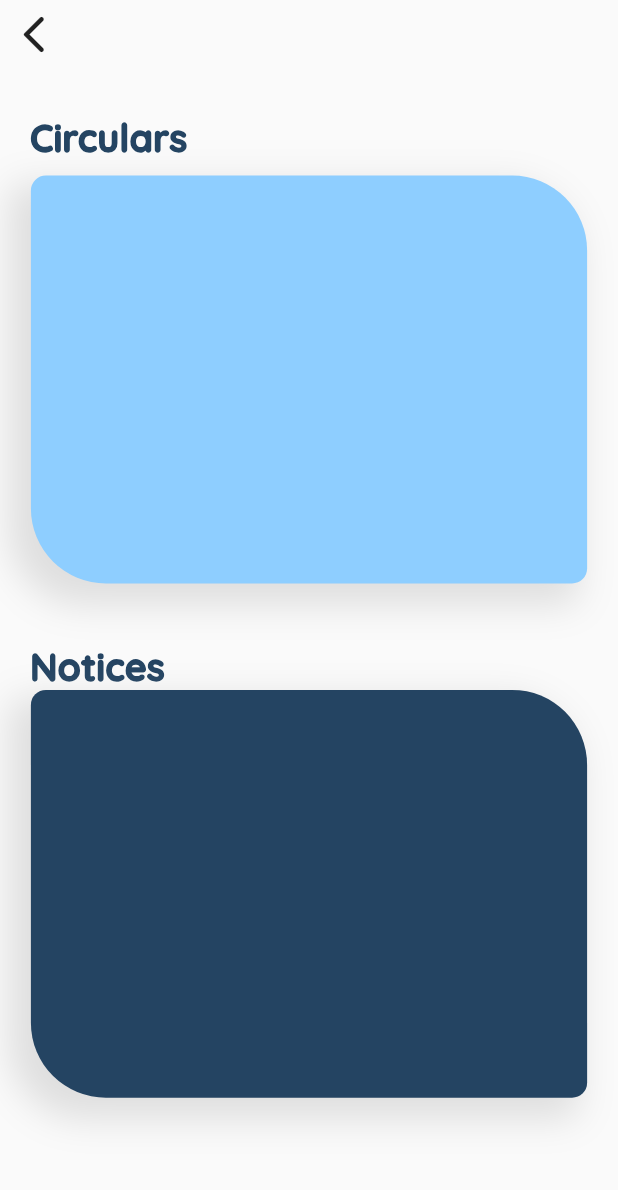
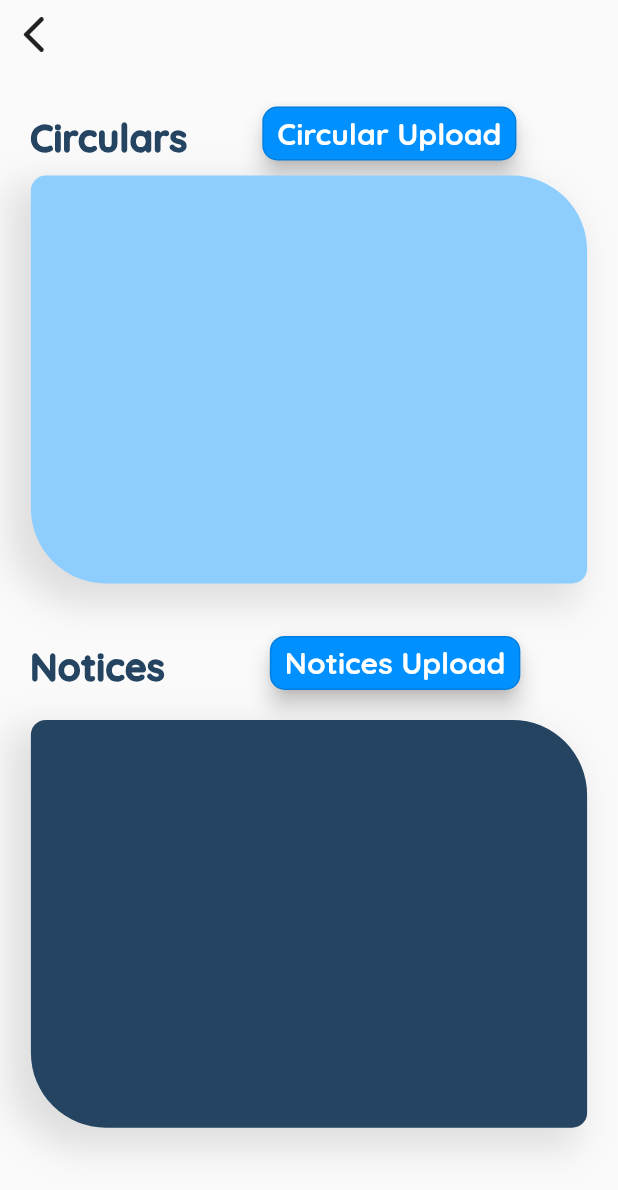
Before and after one commit to Yash2129/hybrid_learning, a Flutter app: the TeacherNoticesSection screen opened directly, on a phone screen of 412 x 824 dp. Shown: the top 1190 px of the screen. Run offline on Flutter 3.47's test engine with Material 2 defaults, Android fonts, the phone set to English and light mode, and no system bars; our stand-ins replace cloud_firestore, firebase_auth, firebase_core, firebase_database; accounts and stored records are empty; network calls fail.

Commit message:
First commit

```diff
--- a/lib/faculty/TeacherNoticesSection.dart
+++ b/lib/faculty/TeacherNoticesSection.dart
@@ -25,6 +25,8 @@ class _TeacherNoticesSectionState extends State<TeacherNoticesSection> {
 
 
           //Circular Section
+          Row(
+            children: [
               Container(
                 padding: EdgeInsets.only(left:20,bottom: 10,top: 30),
                 alignment: Alignment.topLeft,
@@ -36,6 +38,30 @@ class _TeacherNoticesSectionState extends State<TeacherNoticesSection> {
                 ),),
 
               ),
+
+              Container(
+
+                padding: EdgeInsets.only(left: 50, right: 20,top: 15),
+                child: OutlinedButton(
+                  style: OutlinedButton.styleFrom(
+                      elevation: 6,
+                      padding: EdgeInsets.only(left: 10,right: 10),
+                      backgroundColor: const Color(0xFF0090FF),
+                      shape: RoundedRectangleBorder(
+                          borderRadius: BorderRadius.circular(10))),
+                  child: const Text(
+
+                      'Circular Upload',textAlign: TextAlign.center,
+                      style: TextStyle(fontSize: 20, color: Colors.white,fontFamily: 'Quicksand_Bold',)
+                  ),
+                  onPressed: () {
+
+                  },
+                ),
+              ),
+            ],
+          ),
+
 
           Container(
             height: height*0.33,
@@ -54,9 +80,11 @@ class _TeacherNoticesSectionState extends State<TeacherNoticesSection> {
           ),
 
 
-          // Notices
+          Row(
+            children: [
+
               Container(
-            padding: const EdgeInsets.only(left:20,top: 40),
+                padding: const EdgeInsets.only(left:20,top: 40, bottom: 20),
                 alignment: Alignment.topLeft,
                 child: const Text('Notices',style: TextStyle(
                   fontSize: 25,
@@ -66,6 +94,31 @@ class _TeacherNoticesSectionState extends State<TeacherNoticesSection> {
                 ),),
 
               ),
+
+              Container(
+
+                padding: EdgeInsets.only(left: 70, right: 20,top: 15),
+                child: OutlinedButton(
+                  style: OutlinedButton.styleFrom(
+                      elevation: 6,
+                      padding: EdgeInsets.only(left: 10,right: 10),
+                      backgroundColor: const Color(0xFF0090FF),
+                      shape: RoundedRectangleBorder(
+                          borderRadius: BorderRadius.circular(10))),
+                  child: const Text(
+
+                      'Notices Upload',textAlign: TextAlign.center,
+                      style: TextStyle(fontSize: 20, color: Colors.white,fontFamily: 'Quicksand_Bold',)
+                  ),
+                  onPressed: () {
+
+                  },
+                ),
+              ),
+            ],
+          ),
+          // Notices
+
           Container(
             height: height*0.33,
             width: width*0.9,
--- a/lib/student/StudentRegistration.dart
+++ b/lib/student/StudentRegistration.dart
@@ -335,6 +335,12 @@ class _StudentRegistrationState extends State<StudentRegistration> {
                             "UID": value.user?.uid
                           });
 
+                          final snapshot = await child1.child(rollno).get();
+                          if (snapshot.exists) {
+                            print(snapshot.value);
+                          }else {
+                            print('No data available.');
+                          }
 
                           Navigator.pushReplacement(context, MaterialPageRoute(builder: (context)=> StudentLogin()));
                         });
```
Lines whose indentation alone changed are shown as unchanged.
